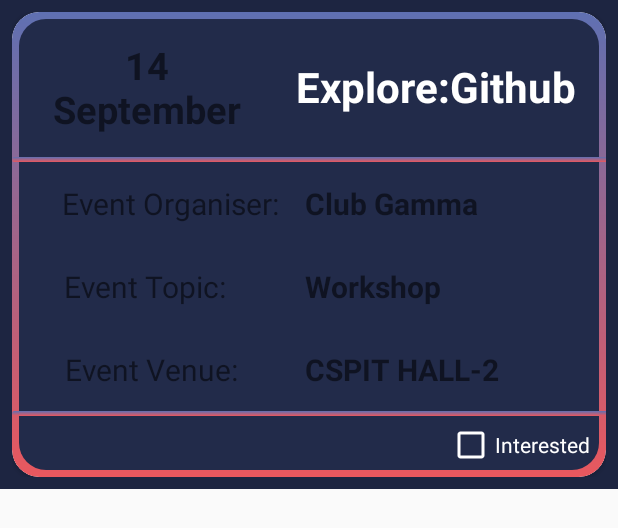
After one commit to divyamsavsaviya/Opinion-Box-Application, an Android app: the layout singlerow.xml on its own in the app's theme, with its tools: preview values and no code run, on a phone screen of 412 x 824 dp. The commit adds this screen. Shown: the top 528 px of the screen. Run offline under Robolectric (Android 15) with nearby library versions, the phone set to English and light mode, and no system bars.

Commit message:
Opinion Box

```diff
--- /dev/null
+++ b/app/src/main/res/drawable-v24/event_cardview_gradientbg.xml
@@ -0,0 +1,25 @@
+<?xml version="1.0" encoding="utf-8"?>
+<layer-list xmlns:android="http://schemas.android.com/apk/res/android">
+    <item>
+        <shape android:shape="rectangle" >
+            <gradient
+                android:angle="90"
+                android:startColor="#e9585e"
+                android:endColor="#5f70b2"
+                android:type="linear" />
+
+            <corners android:radius="18dp" />
+        </shape>
+    </item>
+    <item
+        android:bottom="5dp"
+        android:left="5dp"
+        android:right="5dp"
+        android:top="5dp">
+        <shape android:shape="rectangle" >
+            <solid android:color="#222b4a" />
+
+            <corners android:radius="18dp" />
+        </shape>
+    </item>
+</layer-list>
--- a/app/src/main/res/layout/activity_event_main.xml
+++ b/app/src/main/res/layout/activity_event_main.xml
@@ -3,6 +3,16 @@
     xmlns:tools="http://schemas.android.com/tools"
     android:layout_width="match_parent"
     android:layout_height="match_parent"
+    xmlns:app="http://schemas.android.com/apk/res-auto"
     tools:context=".EventMainActivity">
 
+    <androidx.recyclerview.widget.RecyclerView
+    android:id="@+id/recview"
+    android:layout_width="match_parent"
+    android:layout_height="match_parent"
+    app:layout_constraintBottom_toBottomOf="parent"
+    app:layout_constraintEnd_toEndOf="parent"
+    app:layout_constraintStart_toStartOf="parent"
+    app:layout_constraintTop_toTopOf="parent" />
+
 </androidx.constraintlayout.widget.ConstraintLayout>
--- /dev/null
+++ b/app/src/main/res/layout/singlerow.xml
@@ -0,0 +1,176 @@
+<?xml version="1.0" encoding="utf-8"?>
+<LinearLayout xmlns:android="http://schemas.android.com/apk/res/android"
+    xmlns:app="http://schemas.android.com/apk/res-auto"
+    android:layout_width="match_parent"
+    android:layout_height="wrap_content"
+    android:background="#1d2541"
+    android:orientation="vertical"
+    android:padding="8dp">
+
+    <androidx.cardview.widget.CardView
+        android:id="@+id/event_1"
+        android:layout_width="match_parent"
+        android:layout_height="310dp"
+        android:layout_marginTop="0dp"
+        app:cardCornerRadius="18dp">
+
+        <LinearLayout
+            android:id="@+id/fulllist"
+            android:layout_width="match_parent"
+            android:layout_height="match_parent"
+            android:background="@drawable/event_cardview_gradientbg"
+            android:orientation="vertical">
+
+            <RelativeLayout
+                android:layout_width="400dp"
+                android:layout_height="100dp">
+
+                <TextView
+                    android:id="@+id/dateid"
+                    android:layout_width="180dp"
+                    android:layout_height="match_parent"
+                    android:gravity="center"
+                    android:text="14
+                    September"
+
+                    android:textSize="25sp"
+                    android:textStyle="bold" />
+
+                <TextView
+                    android:id="@+id/eventTitle"
+                    android:layout_width="220dp"
+                    android:layout_height="wrap_content"
+                    android:layout_alignParentTop="true"
+                    android:layout_alignParentBottom="true"
+                    android:layout_marginLeft="180dp"
+                    android:layout_marginTop="0dp"
+                    android:gravity="center"
+                    android:paddingRight="15dp"
+                    android:text="Explore:Github"
+                    android:textColor="#FFFFFF"
+                    android:textSize="28sp"
+                    android:textStyle="bold" />
+
+                <View
+                    android:layout_width="fill_parent"
+                    android:layout_height="3dp"
+                    android:layout_alignParentBottom="true"
+                    android:layout_centerHorizontal="true"
+                    android:background="@drawable/event_cardview_gradientbg" />
+
+
+            </RelativeLayout>
+
+
+            <RelativeLayout
+                android:layout_width="400dp"
+                android:layout_height="55dp">
+
+                <TextView
+                    android:id="@+id/eventOrganiserdefault"
+                    android:layout_width="180dp"
+                    android:layout_height="match_parent"
+                    android:layout_marginRight="200dp"
+                    android:gravity="center|right"
+                    android:paddingRight="2dp"
+                    android:text="Event Organiser:"
+                    android:textSize="20sp" />
+
+                <TextView
+                    android:id="@+id/eventOrganiser"
+                    android:layout_width="215dp"
+                    android:layout_height="match_parent"
+                    android:layout_alignParentBottom="true"
+                    android:layout_marginLeft="180dp"
+                    android:layout_marginBottom="0dp"
+                    android:paddingLeft="15dp"
+                    android:gravity="center|left"
+                    android:text="Club Gamma"
+                    android:textSize="20sp"
+                    android:textStyle="bold" />
+            </RelativeLayout>
+
+            <RelativeLayout
+                android:layout_width="400dp"
+                android:layout_height="55dp">
+
+                <TextView
+                    android:id="@+id/eventTypedefault"
+                    android:layout_width="180dp"
+                    android:layout_height="match_parent"
+                    android:layout_alignParentBottom="true"
+                    android:layout_marginRight="200dp"
+                    android:layout_marginBottom="0dp"
+                    android:paddingRight="38dp"
+                    android:gravity="center|right"
+                    android:text="Event Topic:"
+                    android:textSize="20sp" />
+
+                <TextView
+                    android:id="@+id/eventTopic"
+                    android:layout_width="215dp"
+                    android:layout_height="match_parent"
+                    android:layout_alignParentBottom="true"
+                    android:layout_marginLeft="180dp"
+                    android:paddingLeft="15dp"
+                    android:gravity="center|left"
+                    android:text="Workshop"
+                    android:textSize="20sp"
+                    android:textStyle="bold" />
+
+            </RelativeLayout>
+
+            <RelativeLayout
+                android:layout_width="400dp"
+                android:layout_height="55dp">
+
+                <TextView
+                    android:id="@+id/eventVenuedefault"
+                    android:layout_width="180dp"
+                    android:layout_height="match_parent"
+                    android:layout_marginRight="200dp"
+                    android:paddingRight="30dp"
+                    android:gravity="center|right"
+                    android:text="Event Venue:"
+                    android:textSize="20sp" />
+
+                <TextView
+                    android:id="@+id/eventVenue"
+                    android:layout_width="215dp"
+                    android:layout_height="match_parent"
+                    android:layout_marginLeft="180dp"
+                    android:paddingLeft="15dp"
+                    android:gravity="center|left"
+                    android:text="CSPIT HALL-2"
+                    android:textSize="20sp"
+                    android:textStyle="bold" />
+
+            </RelativeLayout>
+
+            <RelativeLayout
+                android:layout_width="400dp"
+                android:layout_height="45dp">
+
+                <View
+                    android:layout_width="fill_parent"
+                    android:layout_height="3dp"
+                    android:layout_alignParentTop="true"
+                    android:layout_centerHorizontal="true"
+                    android:background="@drawable/event_cardview_gradientbg" />
+
+                <CheckBox
+                    android:id="@+id/checkBox"
+                    android:layout_width="110dp"
+                    android:layout_height="match_parent"
+                    android:layout_marginLeft="290dp"
+                    android:text="Interested"
+                    android:textColor="@color/white"
+                    android:buttonTint="@color/white"/>
+
+            </RelativeLayout>
+
+        </LinearLayout>
+
+    </androidx.cardview.widget.CardView>
+
+</LinearLayout>
--- /dev/null
+++ b/app/src/main/res/values-night/themes.xml
@@ -0,0 +1,16 @@
+<resources xmlns:tools="http://schemas.android.com/tools">
+    <!-- Base application theme. -->
+    <style name="Theme.Event_Final" parent="Theme.MaterialComponents.DayNight.DarkActionBar">
+        <!-- Primary brand color. -->
+        <item name="colorPrimary">@color/purple_200</item>
+        <item name="colorPrimaryVariant">@color/purple_700</item>
+        <item name="colorOnPrimary">@color/black</item>
+        <!-- Secondary brand color. -->
+        <item name="colorSecondary">@color/teal_200</item>
+        <item name="colorSecondaryVariant">@color/teal_200</item>
+        <item name="colorOnSecondary">@color/black</item>
+        <!-- Status bar color. -->
+        <item name="android:statusBarColor" tools:targetApi="l">?attr/colorPrimaryVariant</item>
+        <!-- Customize your theme here. -->
+    </style>
+</resources>
--- /dev/null
+++ b/app/src/main/res/values/themes.xml
@@ -0,0 +1,16 @@
+<resources xmlns:tools="http://schemas.android.com/tools">
+    <!-- Base application theme. -->
+    <style name="Theme.Event_Final" parent="Theme.MaterialComponents.DayNight.DarkActionBar">
+        <!-- Primary brand color. -->
+        <item name="colorPrimary">@color/purple_500</item>
+        <item name="colorPrimaryVariant">@color/purple_700</item>
+        <item name="colorOnPrimary">@color/white</item>
+        <!-- Secondary brand color. -->
+        <item name="colorSecondary">@color/teal_200</item>
+        <item name="colorSecondaryVariant">@color/teal_700</item>
+        <item name="colorOnSecondary">@color/black</item>
+        <!-- Status bar color. -->
+        <item name="android:statusBarColor" tools:targetApi="l">?attr/colorPrimaryVariant</item>
+        <!-- Customize your theme here. -->
+    </style>
+</resources>
```
